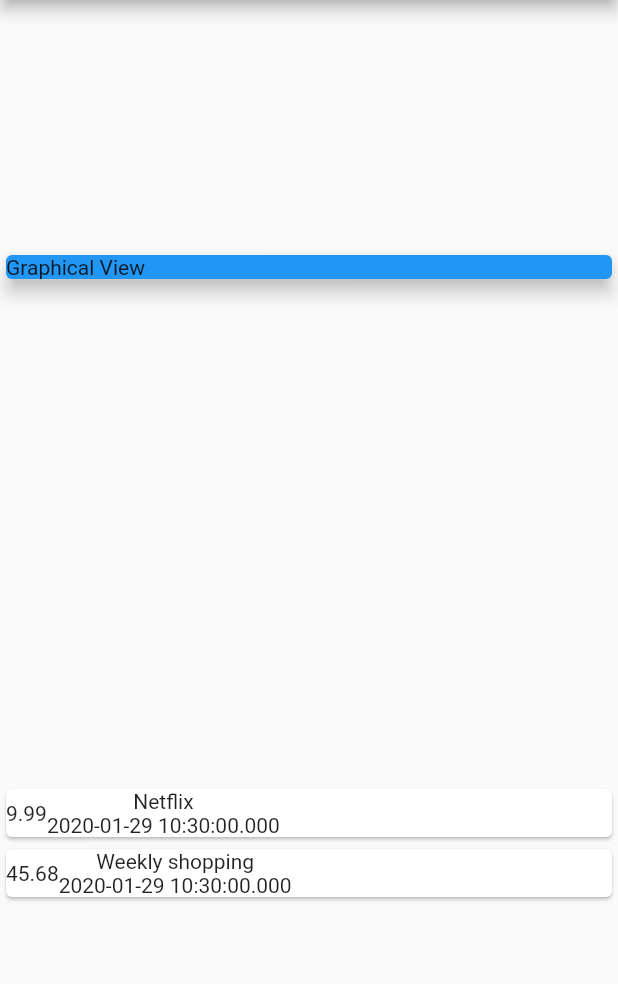
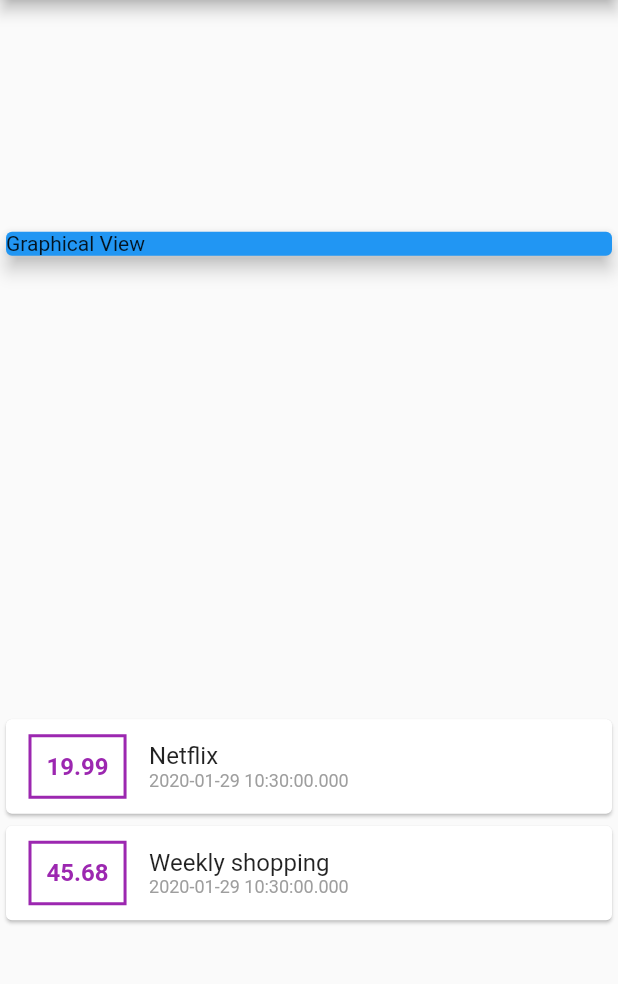
Before and after one commit to jmohandas/expenseapp, a Flutter app: the screen it shows after launch, on a phone screen of 412 x 824 dp, the part 84-1068 px from its top. Run offline on Flutter 3.47's test engine with Material 2 defaults, Android fonts, the phone set to English and light mode, and no system bars.

Commit message:
Styled the cost and text elements

```diff
--- a/lib/main.dart
+++ b/lib/main.dart
@@ -9,7 +9,7 @@ class ExpenseApp extends StatelessWidget {
     Transaction(
       id: 't1',
       title: 'Netflix',
-      cost: 9.99,
+      cost: 19.99,
       time: DateTime.now(),
     ),
     Transaction(
@@ -44,12 +44,37 @@ class ExpenseApp extends StatelessWidget {
                 child: Row(
                   children: <Widget>[
                     Container(
-                      child: Text(tx.cost.toString()),
+                      decoration: BoxDecoration(
+                        border: Border.all(
+                          color: Colors.purple,
+                          width: 2,
+                        ),
+                      ),
+                      margin: EdgeInsets.symmetric(
+                        vertical: 10,
+                        horizontal: 15,
+                      ),
+                      padding: EdgeInsets.all(10),
+                      child: Text(
+                        tx.cost.toString(),
+                        style: TextStyle(
+                            color: Colors.purple,
+                            fontWeight: FontWeight.bold,
+                            fontSize: 16),
+                      ),
                     ),
                     Column(
+                      crossAxisAlignment: CrossAxisAlignment.start,
+                      mainAxisAlignment: MainAxisAlignment.spaceBetween,
                       children: <Widget>[
-                        Text(tx.title),
-                        Text(tx.time.toString()),
+                        Text(
+                          tx.title,
+                          style: TextStyle(fontSize: 16),
+                        ),
+                        Text(
+                          tx.time.toString(),
+                          style: TextStyle(fontSize: 12, color: Colors.grey,),
+                        ),
                       ],
                     )
                   ],
```
